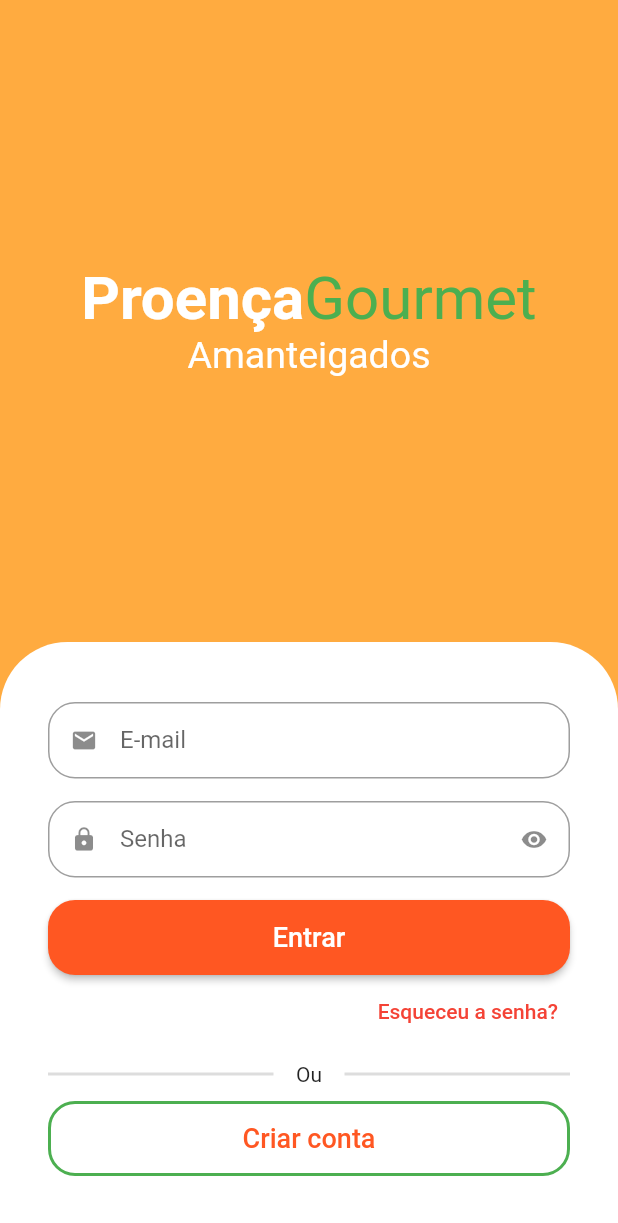
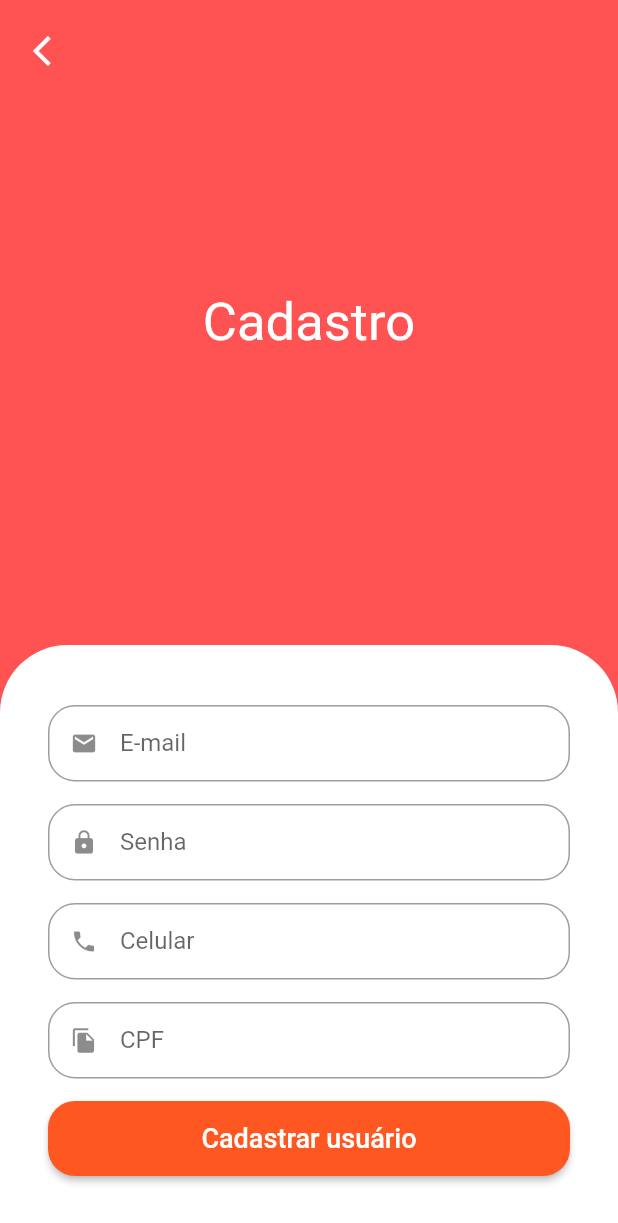
Before and after one commit to RogerioHopka/proencagourmet, a Flutter app: the screen it shows after launch, after a tap on "Criar conta", on a phone screen of 412 x 824 dp. Shown: the top 1223 px of the screen. Run offline on Flutter 3.47's test engine with Material 2 defaults, Android fonts, the phone set to English and light mode, and no system bars; drawn by our look-alikes of animated_text_kit; our stand-ins replace mask_text_input_formatter.

Commit message:
created the page Sign up screem

```diff
--- a/lib/src/auth/components/custom_text_field.dart
+++ b/lib/src/auth/components/config/custom_text_field.dart
@@ -1,9 +1,16 @@
 import 'package:flutter/material.dart';
+import 'package:flutter/services.dart';
+import 'package:flutter/src/widgets/container.dart';
+import 'package:flutter/src/widgets/framework.dart';
+import 'package:proencagourmet/src/auth/sign_up_screen.dart';
+import 'package:proencagourmet/src/auth/sign_in_screen.dart';
+import 'package:flutter/services.dart';
 
 class CustomTextField extends StatefulWidget {
   final IconData icon; //Final é uma variável
   final String label;
   final bool inSecret;
+  final List<TextInputFormatter>? inputFormatters;
 
   // Esse é um construtor
   const CustomTextField({
@@ -11,6 +18,7 @@ class CustomTextField extends StatefulWidget {
     required this.icon,
     required this.label,
     this.inSecret = false,
+    this.inputFormatters,
   }) : super(key: key);
 
   @override
@@ -22,7 +30,7 @@ class _CustomTextFieldState extends State<CustomTextField> {
 
   @override
   void initState() {
-    // TODO: implement initState
+    super.initState();
 
     isObscure = widget.inSecret;
   }
@@ -32,6 +40,7 @@ class _CustomTextFieldState extends State<CustomTextField> {
     return Padding(
       padding: const EdgeInsets.only(bottom: 15),
       child: TextFormField(
+        inputFormatters: widget.inputFormatters,
         obscureText: isObscure,
         decoration: InputDecoration(
           prefixIcon: Icon(widget.icon),
--- a/lib/src/auth/sign_in_screen.dart
+++ b/lib/src/auth/sign_in_screen.dart
@@ -1,6 +1,7 @@
 import 'package:animated_text_kit/animated_text_kit.dart';
 import 'package:flutter/material.dart';
-import 'package:proencagourmet/src/auth/components/custom_text_field.dart';
+import 'package:proencagourmet/src/auth/sign_up_screen.dart';
+import 'package:proencagourmet/src/auth/components/config/custom_text_field.dart';
 
 class SignInScreen extends StatelessWidget {
   const SignInScreen({super.key});
@@ -10,7 +11,7 @@ class SignInScreen extends StatelessWidget {
     final size = MediaQuery.of(context).size;
 
     return Scaffold(
-      backgroundColor: Colors.orangeAccent,
+      backgroundColor: Colors.redAccent,
       body: SingleChildScrollView(
         child: SizedBox(
           height: size.height,
@@ -83,11 +84,15 @@ class SignInScreen extends StatelessWidget {
                 child: Column(
                   crossAxisAlignment: CrossAxisAlignment.stretch,
                   children: [
+
+
                     //email
                     const CustomTextField(
                       icon: Icons.email,
                       label: 'E-mail',
                     ),
+
+
 
                     //senha
                     const CustomTextField(
@@ -95,6 +100,9 @@ class SignInScreen extends StatelessWidget {
                       label: 'Senha',
                       inSecret: true,
                     ),
+
+
+                    //Botão de Entrar
 
                     SizedBox(
                       height: 50,
@@ -114,6 +122,8 @@ class SignInScreen extends StatelessWidget {
                       ),
                     ),
 
+
+                    //Esqueceu a senha
                     Align(
                       alignment: Alignment.centerRight,
                       child: TextButton(
@@ -126,6 +136,8 @@ class SignInScreen extends StatelessWidget {
                     ),
 
                     Padding(
+
+                      //Divisor
                       padding: const EdgeInsets.symmetric(vertical: 10),
                       child: Row(
                         children: [
@@ -149,6 +161,8 @@ class SignInScreen extends StatelessWidget {
                         //Divisor
                       ),
                     ),
+
+
                     // Botão para novo usuário
                     SizedBox(
                       height: 50,
@@ -162,7 +176,15 @@ class SignInScreen extends StatelessWidget {
                             color: Colors.green,
                           ),
                         ),
-                        onPressed: () {},
+                        onPressed: () {
+                          Navigator.of(context).push(
+                            MaterialPageRoute(
+                              builder: (c) {
+                                return SignUpScreen();
+                              },
+                            ),
+                          );
+                        },
                         child: const Text(
                           'Criar conta',
                           style: TextStyle(
--- /dev/null
+++ b/lib/src/auth/sign_up_screen.dart
@@ -0,0 +1,119 @@
+import 'package:flutter/material.dart';
+import 'package:flutter/src/widgets/container.dart';
+import 'package:flutter/src/widgets/framework.dart';
+import 'package:mask_text_input_formatter/mask_text_input_formatter.dart';
+import 'components/config/custom_text_field.dart';
+
+class SignUpScreen extends StatelessWidget {
+  SignUpScreen({Key? key}) : super(key: key);
+
+  final cpfFormatter = MaskTextInputFormatter(
+    mask: '## # ####.####',
+    filter: {'#': RegExp(r'[0-9]')},
+  );
+  final phoneFormatter = MaskTextInputFormatter(
+    mask: '###.###.###-##',
+    filter: {'#': RegExp(r'[0-9]')},
+  );
+
+  @override
+  Widget build(BuildContext context) {
+    final size = MediaQuery.of(context).size;
+
+    return Scaffold(
+      backgroundColor: Colors.redAccent,
+      body: SingleChildScrollView(
+        child: SizedBox(
+          height: size.height,
+          width: size.height,
+          child: Stack(
+            children: [
+              Column(
+                children: [
+                  const Expanded(
+                    child: Center(
+                      child: Text(
+                        'Cadastro',
+                        style: TextStyle(
+                          color: Colors.white,
+                          fontSize: 35,
+                        ),
+                      ),
+                    ),
+                  ),
+
+                  //Formário
+                  Container(
+                    padding: const EdgeInsets.symmetric(
+                      horizontal: 32,
+                      vertical: 40,
+                    ),
+                    decoration: const BoxDecoration(
+                      color: Colors.white,
+                      borderRadius: BorderRadius.vertical(
+                        top: Radius.circular(45),
+                      ),
+                    ),
+                    child: Column(
+                      crossAxisAlignment: CrossAxisAlignment.stretch,
+                      children: [
+                        const CustomTextField(
+                          icon: Icons.email,
+                          label: 'E-mail',
+                        ),
+                        const CustomTextField(
+                          icon: Icons.lock,
+                          label: 'Senha',
+                        ),
+                        CustomTextField(
+                          icon: Icons.phone,
+                          label: 'Celular',
+                          inputFormatters: [phoneFormatter],
+                        ),
+                        CustomTextField(
+                          icon: Icons.file_copy,
+                          label: 'CPF',
+                          inputFormatters: [cpfFormatter],
+                        ),
+                        SizedBox(
+                          height: 50,
+                          child: ElevatedButton(
+                            style: ElevatedButton.styleFrom(
+                              shape: RoundedRectangleBorder(
+                                borderRadius: BorderRadius.circular(18),
+                              ),
+                            ),
+                            onPressed: () {},
+                            child: const Text(
+                              'Cadastrar usuário',
+                              style: TextStyle(
+                                fontSize: 18,
+                              ),
+                            ),
+                          ),
+                        ),
+                      ],
+                    ),
+                  ),
+                ],
+              ),
+              Positioned(
+                top: 10,
+                left: 10,
+                child: SafeArea(
+                  child: IconButton(
+                    onPressed: () {
+                      Navigator.of(context).pop();
+                    },
+                    icon: const Icon(Icons.arrow_back_ios),
+                    color: Colors.white,
+                  ),
+                ),
+              ),
+            ],
+          ),
+        ),
+      ),
+    );
+  }
+}
--- a/pubspec.yaml
+++ b/pubspec.yaml
@@ -37,6 +37,8 @@ dependencies:
   # Use with the CupertinoIcons class for iOS style icons.
   cupertino_icons: ^1.0.2
   animated_text_kit: ^4.2.2
+  mask_text_input_formatter: ^2.4.0
+
 
 dev_dependencies:
   flutter_test:
```
Also changed, not shown: lib/src/auth/components/config/custom_colors.dart (renamed from lib/src/auth/config/custom_colors.dart), pubspec.lock.
